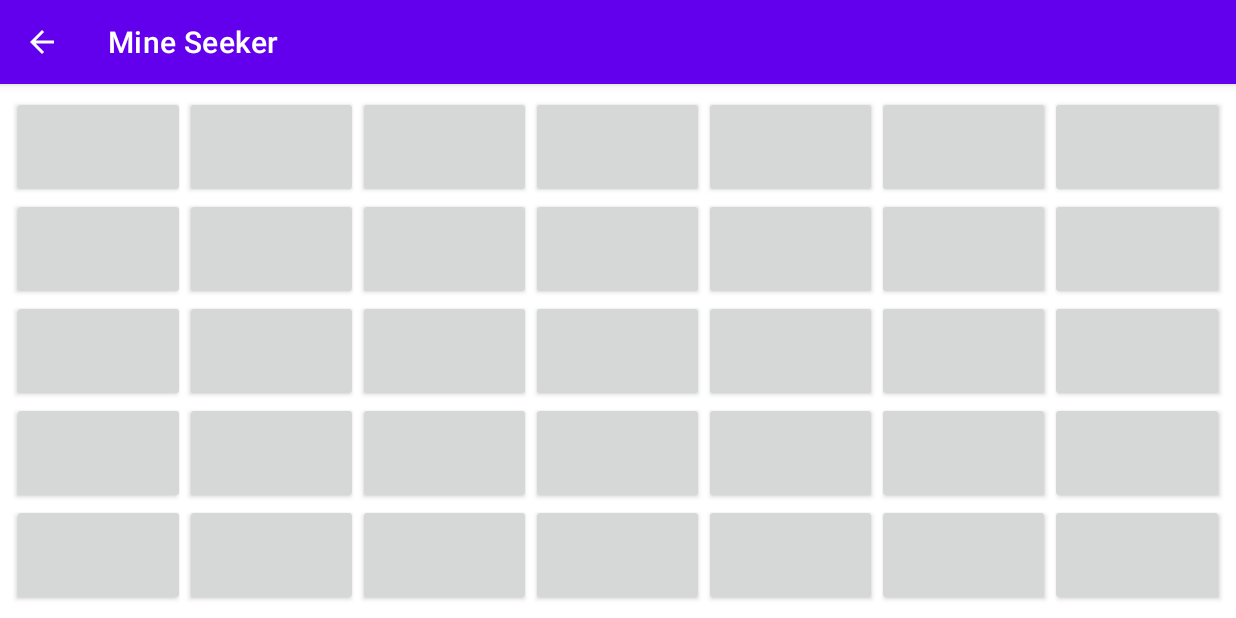
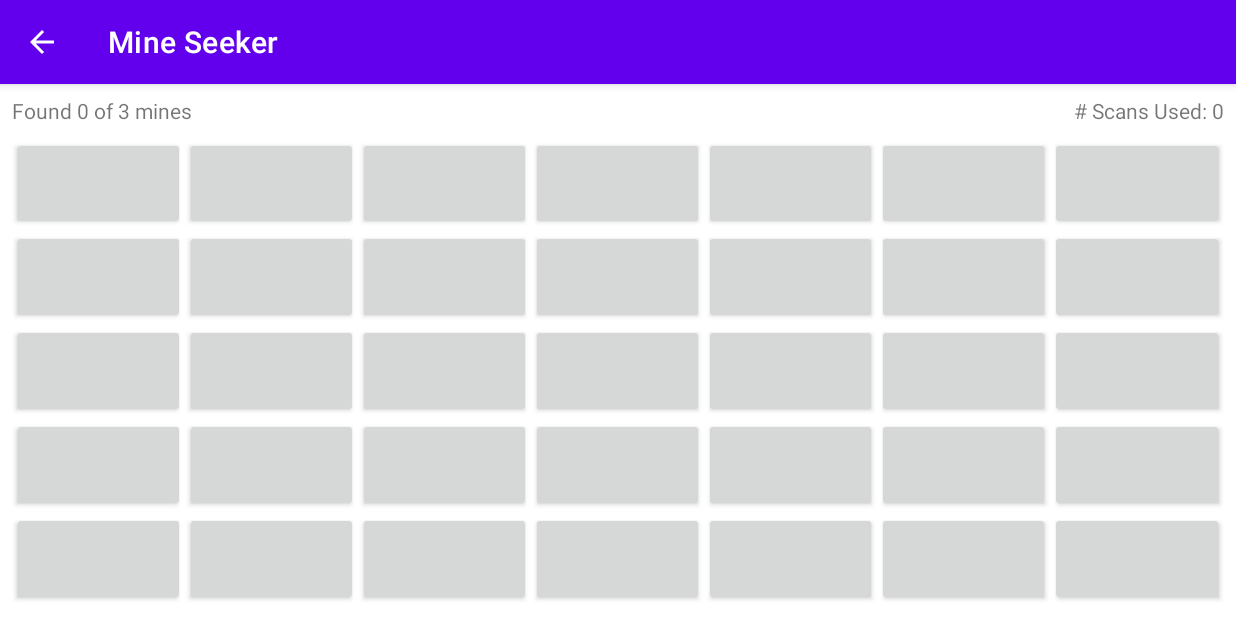
Before and after one commit to kevinchen2002/CMPT276-Assignment-3, an Android app: the GameActivity screen opened directly, with no data from a screen before it, on a phone screen of 824 x 412 dp (held sideways). Run offline under Robolectric (Android 15) with nearby library versions, the light colour scheme and no system bars.

Commit message:
Refactor game logic and add scan and mine counters.
Create CellInfo objects to keep track of individual cells.
Add TextView to show mines found and scans used.

```diff
--- a/app/src/main/java/cmpt276/as3/mineseeker/GameActivity.java
+++ b/app/src/main/java/cmpt276/as3/mineseeker/GameActivity.java
@@ -1,5 +1,6 @@
 package cmpt276.as3.mineseeker;
 
+import android.annotation.SuppressLint;
 import android.content.Context;
 import android.content.Intent;
 import android.content.SharedPreferences;
@@ -8,11 +9,11 @@ import android.graphics.Bitmap;
 import android.graphics.BitmapFactory;
 import android.graphics.drawable.BitmapDrawable;
 import android.os.Bundle;
-import android.util.Log;
 import android.view.View;
 import android.widget.Button;
 import android.widget.TableLayout;
 import android.widget.TableRow;
+import android.widget.TextView;
 import android.widget.Toast;
 
 import androidx.appcompat.app.AppCompatActivity;
@@ -41,12 +42,14 @@ public class GameActivity extends AppCompatActivity {
         sp = getSharedPreferences("MineSeeker", Context.MODE_PRIVATE);
         super.onCreate(savedInstanceState);
         setContentView(R.layout.game_activity);
+
         initializeMines();
+        updateMineCount();
+        updateScanCount();
         populateMines();
 
+    }
 
-
-    }
 
     private void initializeMines() {
         int boardSize = sp.getInt("boardSizeChoice", -1);
@@ -89,14 +92,12 @@ public class GameActivity extends AppCompatActivity {
         }
 
         gameMineManager = new MineManager(NUM_ROWS, NUM_COLUMNS, NUM_MINES);
-
-
         buttons = new Button[NUM_ROWS][NUM_COLUMNS];
-
     }
 
+    @SuppressLint("SetTextI18n")
     private void populateMines() {
-        TableLayout table = (TableLayout) findViewById(R.id.mine_table);
+        TableLayout table = findViewById(R.id.mine_table);
         for (int row = 0; row < NUM_ROWS; row++) {
             TableRow tableRow = new TableRow(this);
             tableRow.setLayoutParams(new TableLayout.LayoutParams(
@@ -123,24 +124,22 @@ public class GameActivity extends AppCompatActivity {
                 button.setOnClickListener(new View.OnClickListener() {
                     @Override
                     public void onClick(View v) {
-
-                        int result = gameMineManager.checkMineAt(FINAL_ROW, FINAL_COL);
-                        if (result == -1) {
-                            //this is where the action happens
-                            findMine(FINAL_ROW, FINAL_COL);
+                        if (gameMineManager.isTappedAt(FINAL_ROW, FINAL_COL)) {
+                            return;
+                        }
+                        if (gameMineManager.isMineAt(FINAL_ROW, FINAL_COL)) {
+                            revealMine(FINAL_ROW, FINAL_COL);
                         } else {
-                            button.setText("" + result);
+                            scanMinesAt(FINAL_ROW, FINAL_COL);
                         }
+                        updateScanCount();
                     }
                 });
 
                 MineManager.MineScanObserver obs = new MineManager.MineScanObserver() {
                     @Override
-                    public void scanForMines() {
-                        int result = gameMineManager.getNearbyMines(FINAL_ROW, FINAL_COL);
-                        if (result != -1) {
-                            button.setText("" + result);
-                        }
+                    public void gotCallBack() {
+                        scanMinesAt(FINAL_ROW, FINAL_COL);
                     }
                 };
                 gameMineManager.registerChangeCallBack(obs);
@@ -151,12 +150,34 @@ public class GameActivity extends AppCompatActivity {
         }
     }
 
-    private void findMine(int x, int y) {
+    @SuppressLint("SetTextI18n")
+    private void scanMinesAt(int x, int y) {
+        if (gameMineManager.isTappedAt(x, y)) {
+            buttons[x][y].setText("" + gameMineManager.getNearbyMines(x, y));
+        }
+    }
+
+    private void revealMine(int x, int y) {
+        updateMineCount();
         Toast.makeText(this, "You clicked the button " + x + ", " + y, Toast.LENGTH_LONG).show();
         Button button = buttons[x][y];
-
         lockButtonSize();
         scaleImageToButton(button, R.drawable.coolguy);
+    }
+
+    @SuppressLint("DefaultLocale")
+    public void updateScanCount() {
+        TextView scanCount = findViewById(R.id.showScansUsed);
+        scanCount.setText(String.format("# Scans Used: %d",
+                gameMineManager.getMinesChecked()));
+    }
+
+    @SuppressLint("DefaultLocale")
+    public void updateMineCount() {
+        TextView mineCount = findViewById(R.id.showMinesFound);
+        mineCount.setText(String.format("Found %d of %d mines",
+                gameMineManager.getMinesFound(),
+                gameMineManager.getNumMines()));
     }
 
     private void scaleImageToButton (Button button, int imageID) {
--- /dev/null
+++ b/app/src/main/java/cmpt276/as3/mineseeker/model/CellInfo.java
@@ -0,0 +1,31 @@
+package cmpt276.as3.mineseeker.model;
+
+public class CellInfo {
+    private boolean hasMine;
+    private boolean hasBeenTapped;
+
+    public CellInfo() {
+        hasMine = false;
+        hasBeenTapped = false;
+    }
+
+    public void setMine() {
+        this.hasMine = true;
+    }
+
+    public boolean hasMine() {
+        return hasMine;
+    }
+
+    public boolean hasBeenTapped() {
+        return hasBeenTapped;
+    }
+
+    public void setTappedTrue() {
+        hasBeenTapped = true;
+    }
+
+    public void disableMine() {
+        hasMine = false;
+    }
+}
--- a/app/src/main/java/cmpt276/as3/mineseeker/model/MineManager.java
+++ b/app/src/main/java/cmpt276/as3/mineseeker/model/MineManager.java
@@ -2,20 +2,20 @@ package cmpt276.as3.mineseeker.model;
 
 
 import java.util.ArrayList;
-import java.util.Arrays;
 import java.util.List;
 import java.util.Random;
 
 public class MineManager {
     //TODO: change these two grid into one
-    Boolean[][] mineCoordinates;
-    Boolean[][] hasBeenTapped;
+    CellInfo[][] mineCoordinates;
+
     private final int NUM_ROWS;
     private final int NUM_COLUMNS;
     private final int NUM_MINES;
+
     private int minesFound;
+
     private int minesChecked;
-
     private static MineManager instance;
 
     private List<MineScanObserver> observers = new ArrayList<>();
@@ -24,29 +24,28 @@ public class MineManager {
         observers.add(obs);
     }
 
-    private void updateNearbyMines() {
+    private void refreshScreen() {
         for (MineScanObserver obs : observers) {
-            obs.scanForMines();
+            obs.gotCallBack();
         }
     }
 
     public interface MineScanObserver {
-        void scanForMines();
+
+        void gotCallBack();
     }
-
     public MineManager(int rows, int columns, int mines) {
         NUM_ROWS = rows;
         NUM_COLUMNS = columns;
         NUM_MINES = mines;
-        mineCoordinates = new Boolean[NUM_ROWS][NUM_COLUMNS];
-        hasBeenTapped = new Boolean[NUM_ROWS][NUM_COLUMNS];
+        mineCoordinates = new CellInfo[NUM_ROWS][NUM_COLUMNS];
+
         minesFound = 0;
         minesChecked = 0;
-        for (Boolean[] row : mineCoordinates) {
-            Arrays.fill(row, false);
-        }
-        for (Boolean[] row : hasBeenTapped) {
-            Arrays.fill(row, false);
+        for (CellInfo[] row : mineCoordinates) {
+            for (int i = 0; i < NUM_COLUMNS; i++) {
+                row[i] = new CellInfo();
+            }
         }
 
         plantMines();
@@ -59,49 +58,60 @@ public class MineManager {
         while (i < NUM_MINES) {
             int randRow = rand.nextInt(NUM_ROWS);
             int randCol = rand.nextInt(NUM_COLUMNS);
-            if (!mineCoordinates[randRow][randCol]) {
-                mineCoordinates[randRow][randCol] = true;
+            if (!mineCoordinates[randRow][randCol].hasMine()) {
+                mineCoordinates[randRow][randCol].setMine();
                 i++;
             }
         }
     }
 
-    public int checkMineAt(int x, int y) {
-        if (mineCoordinates[x][y]) {
+    public boolean isMineAt(int x, int y) {
+        CellInfo currentCell = mineCoordinates[x][y];
+        minesChecked++;
+        if (currentCell.hasMine()) {
             minesFound++;
-            mineCoordinates[x][y] = false;
+            currentCell.disableMine();
 
-            if (minesFound == NUM_MINES) {
-                System.out.println("You did it!");
-            }
-            updateNearbyMines();
-        } else {
-            hasBeenTapped[x][y] = true;
-            return getNearbyMines(x, y);
+
+            refreshScreen();
+            return true;
         }
-        return -1;
+
+
+        currentCell.setTappedTrue();
+        return false;
+    }
+
+    public boolean isTappedAt(int x, int y) {
+        return mineCoordinates[x][y].hasBeenTapped();
     }
 
     public int getNearbyMines(int x, int y) {
         int foundMines = 0;
 
         for (int row = 0; row < NUM_ROWS; row++) {
-            if (mineCoordinates[row][y]) {
+            if (mineCoordinates[row][y].hasMine()) {
                 foundMines++;
             }
         }
         for (int col = 0; col < NUM_COLUMNS; col++) {
-            if (mineCoordinates[x][col]) {
+            if (mineCoordinates[x][col].hasMine()) {
                 foundMines++;
             }
         }
 
-        if (hasBeenTapped[x][y]) {
-            return foundMines;
-        } else {
-            //returns negative 1 if it hasn't been tapped and shouldn't update
-            return -1;
-        }
+        return foundMines;
     }
 
+    public int getNumMines() {
+        return NUM_MINES;
+    }
+
+    public int getMinesChecked() {
+        return minesChecked;
+    }
+
+    public int getMinesFound() {
+        return minesFound;
+    }
 }
--- a/app/src/main/res/layout/game_activity.xml
+++ b/app/src/main/res/layout/game_activity.xml
@@ -6,8 +6,8 @@
 
     <TableLayout
         android:id="@+id/mine_table"
-        android:layout_width="match_parent"
-        android:layout_height="match_parent"
+        android:layout_width="0dp"
+        android:layout_height="0dp"
         android:layout_marginStart="8dp"
         android:layout_marginTop="8dp"
         android:layout_marginEnd="8dp"
@@ -16,7 +16,27 @@
         app:layout_constraintBottom_toBottomOf="parent"
         app:layout_constraintEnd_toEndOf="parent"
         app:layout_constraintStart_toStartOf="parent"
-        app:layout_constraintTop_toTopOf="parent">
+        app:layout_constraintTop_toBottomOf="@+id/showScansUsed">
 
     </TableLayout>
+
+    <TextView
+        android:id="@+id/showMinesFound"
+        android:layout_width="wrap_content"
+        android:layout_height="wrap_content"
+        android:layout_marginStart="8dp"
+        android:layout_marginTop="8dp"
+        android:text=""
+        app:layout_constraintStart_toStartOf="parent"
+        app:layout_constraintTop_toTopOf="parent" />
+
+    <TextView
+        android:id="@+id/showScansUsed"
+        android:layout_width="wrap_content"
+        android:layout_height="wrap_content"
+        android:layout_marginTop="8dp"
+        android:layout_marginEnd="8dp"
+        android:text=""
+        app:layout_constraintEnd_toEndOf="parent"
+        app:layout_constraintTop_toTopOf="parent" />
 </androidx.constraintlayout.widget.ConstraintLayout>
```
